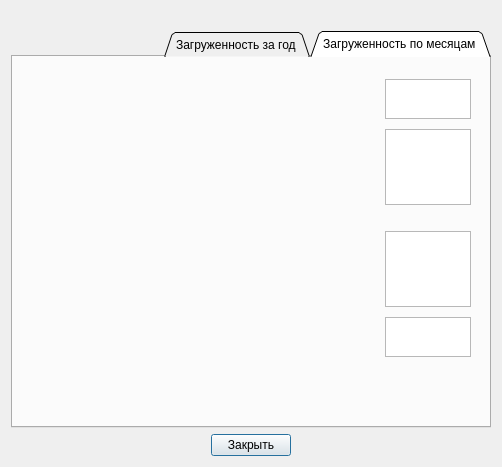
Old version of the form QT/AirportInspector/workloadschedule.ui in the repository FellzAndlat/HomeWorks.
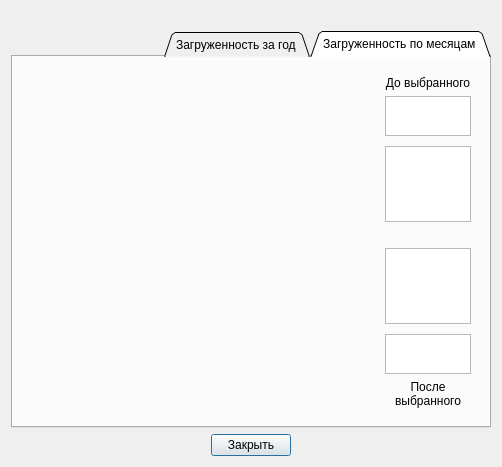
New version of the form. Custom widgets are drawn as their Qt base class.

```diff
--- a/QT/AirportInspector/workloadschedule.ui
+++ b/QT/AirportInspector/workloadschedule.ui
@@ -103,20 +103,14 @@
            </property>
            <layout class="QVBoxLayout" name="verticalLayout">
             <item>
-             <spacer name="verticalSpacer_4">
-              <property name="orientation">
-               <enum>Qt::Orientation::Vertical</enum>
+             <widget class="QLabel" name="label">
+              <property name="text">
+               <string>До выбранного</string>
               </property>
-              <property name="sizeType">
-               <enum>QSizePolicy::Policy::Fixed</enum>
+              <property name="alignment">
+               <set>Qt::AlignmentFlag::AlignCenter</set>
               </property>
-              <property name="sizeHint" stdset="0">
-               <size>
-                <width>20</width>
-                <height>4</height>
-               </size>
-              </property>
-             </spacer>
+             </widget>
             </item>
             <item>
              <widget class="QListWidget" name="lw_MonthYearUp">
@@ -321,17 +315,17 @@
              </widget>
             </item>
             <item>
-             <spacer name="verticalSpacer">
-              <property name="orientation">
-               <enum>Qt::Orientation::Vertical</enum>
+             <widget class="QLabel" name="label_2">
+              <property name="text">
+               <string>После выбранного</string>
               </property>
-              <property name="sizeHint" stdset="0">
-               <size>
-                <width>20</width>
-                <height>20</height>
-               </size>
+              <property name="alignment">
+               <set>Qt::AlignmentFlag::AlignCenter</set>
               </property>
-             </spacer>
+              <property name="wordWrap">
+               <bool>true</bool>
+              </property>
+             </widget>
             </item>
            </layout>
           </widget>
```
Left out of the diff: 28 changed lines with no effect on the pictures.
